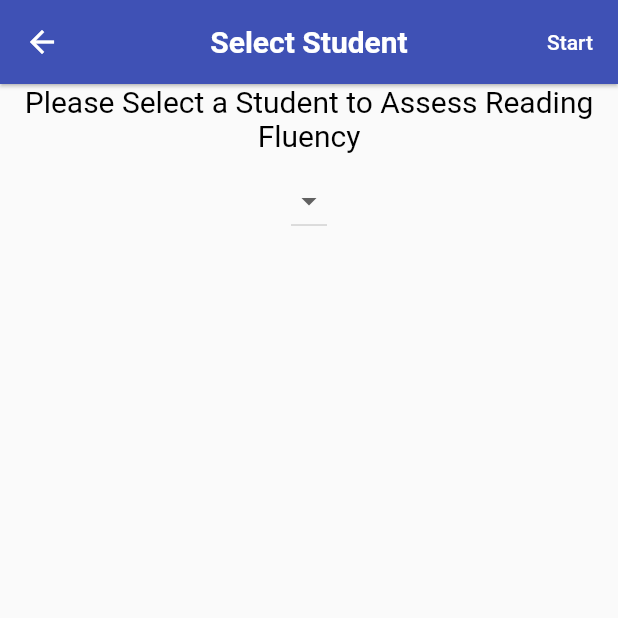
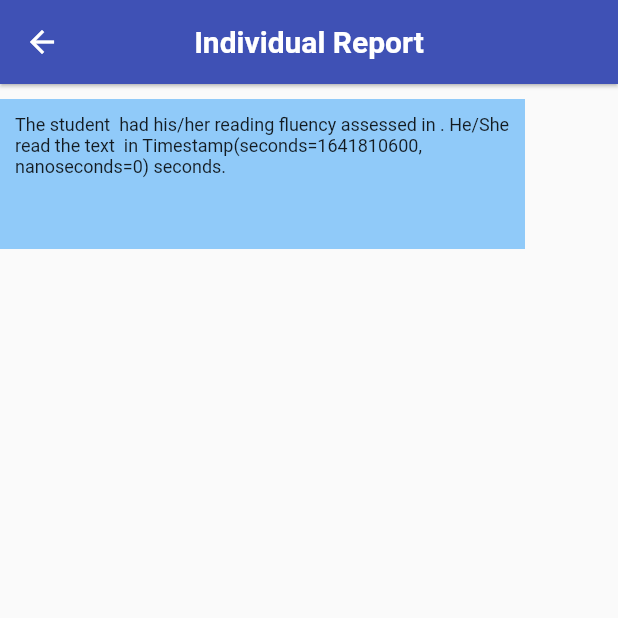
Before and after one commit to itusweng/group21, a Flutter app: the IndividualReportPage screen opened directly with empty values, on a phone screen of 412 x 824 dp, the top half of it. Run offline on Flutter 3.47's test engine with Material 2 defaults, Android fonts, the phone set to English and light mode, and no system bars; our stand-ins replace avatar_glow, charts_flutter, cloud_firestore, date_format, firebase_auth, firebase_core and 4 more; missing offline and left inert: dart:ffi, word_selectable_text; accounts and stored records are empty.

Commit message:
'individual report page is updated'

```diff
--- a/lepic/lib/app/home/reportPages/individual_report_page.dart
+++ b/lepic/lib/app/home/reportPages/individual_report_page.dart
@@ -8,14 +8,15 @@ import 'package:flutter/material.dart';
 
 class IndividualReportPage extends StatefulWidget {
 
-  const IndividualReportPage({Key? key, this.assessId,this.classId }) : super(key: key);
-  final String? classId;
-  final String? assessId;
-  static Future<void> show(BuildContext context, String assessId, String classId) async {
+  const IndividualReportPage({Key? key, required this.resultId, required this.studentId }) : super(key: key);
+  final String resultId;
+  final String studentId;
+
+  static Future<void> show(BuildContext context, String resultId, String studentId) async {
 
     await Navigator.of(context).push(
       MaterialPageRoute(
-        builder: (context) => IndividualReportPage(assessId: assessId,classId: classId,),
+        builder: (context) => IndividualReportPage(resultId: resultId,studentId:studentId),
         fullscreenDialog: true,
       ),
     );
@@ -27,15 +28,20 @@ class IndividualReportPage extends StatefulWidget {
 }
 
 class _IndividualReportPageState extends State<IndividualReportPage> {
+  String firstName = '';
+  String lastName = '';
+  String fullName = '';
+  String date = '';
+  String totalReadingTime = '';
+  String assessmentName ='';
+  String assessId ='';
 
-  var _studentId ;
-  var setDefaultMake = true;
   @override
   Widget build(BuildContext context) {
     return Scaffold(
       appBar: AppBar(
         title: Text(
-          'Select Student',
+          'Individual Report',
           style: TextStyle(
             color: Colors.white,
             fontWeight: FontWeight.bold,
@@ -43,73 +49,64 @@ class _IndividualReportPageState extends State<IndividualReportPage> {
         ),
         centerTitle: true,
         elevation: 1,
-        actions: <Widget>[
-          TextButton(
-            onPressed: () => AudioPage.show(context, _studentId.toString(), widget.assessId.toString()),
-            //onPressed: () => print( widget.assessId.toString()),
-            child: Text('Start'),
-            style: TextButton.styleFrom(
-              primary: Colors.white,
-            ),
-          ),
-        ],
+      ),
+        body: _buildContents(context),
+    );
+  }
+  Future<void> getStudentName() async{
+    String stuId = widget.studentId;
+    final reference = FirebaseFirestore.instance.doc('students/$stuId');
+    await reference.get().then((snapshot) =>
+    firstName = snapshot.data()!["studentFirstName"].toString()
+    );
+    await reference.get().then((snapshot) =>
+    lastName = snapshot.data()!["studentLastName"].toString()
+    );
+    fullName = firstName + lastName;
+    String resultId = widget.resultId;
 
-      ),
-      body: SingleChildScrollView(
+    final ref2 = FirebaseFirestore.instance.doc('results/$resultId');
+    await ref2.get().then((snapshot) =>
+    date = snapshot.data()!["date"].toString()
+    );
+    await ref2.get().then((snapshot) =>
+    totalReadingTime = snapshot.data()!["totalReadingTime"].toString()
+    );
+    await ref2.get().then((snapshot) =>
+    assessId = snapshot.data()!["assessId"].toString()
+    );
+    final ref3 = FirebaseFirestore.instance.doc('assessments/$assessId');
+    await ref3.get().then((snapshot) =>
+    assessmentName = snapshot.data()!["assessmentName"].toString()
+    );
+  }
 
-        reverse: true,
-        child: Container(
-            child: Column(
-                children: <Widget>[
-                  Text("Please Select a Student to Assess Reading Fluency",
-                    textAlign: TextAlign.center, style: TextStyle(color: Colors.black, fontSize: 20.0,),),
-                  SizedBox(height: 8.0),
-                  StreamBuilder<QuerySnapshot>(
-                    stream: FirebaseFirestore.instance
-                        .collection('students').where('classId', isEqualTo: widget.classId)
-                    //.orderBy('studentId')
-                        .snapshots(),
-                    builder: (BuildContext context,
-                        AsyncSnapshot<QuerySnapshot> snapshot) {
-                      // Safety check to ensure that snapshot contains data
-                      // without this safety check, StreamBuilder dirty state warnings will be thrown
-                      if (!snapshot.hasData) return Container();
-                      // Set this value for default,
-                      // setDefault will change if an item was selected
-                      // First item from the List will be displayed
-                      if (setDefaultMake) {
-                        _studentId = snapshot.data!.docs[0].get('studentId');
-                      }
-                      return DropdownButton(
-                        isExpanded: false,
-                        value: _studentId,
-                        items: snapshot.data!.docs.map((value) {
-                          return DropdownMenuItem(
-                            value: value.get('studentId'),
-                            child: Text('${value.get('studentId')}'),
-                          );
-                        }).toList(),
-                        onChanged: (value) {
-                          debugPrint('selected onchange: $value');
-                          setState(
-                                () {
-                              debugPrint('make selected: $value');
-                              // Selected value will be stored
-                              _studentId = value;
+  Widget _buildContents(BuildContext context) {
 
-                              // Default dropdown value won't be displayed anymore
-                              setDefaultMake = false;
-                            },
-                          );
-                        },
-                      );
-                    },
+    return FutureBuilder(
+          future: getStudentName(),
+          builder: (context,snapshot) {
+            return Column(
+              children: [
+                SizedBox(height: 10,),
+                Container(
+                  height: 100,
+                  width: 350,
+                  padding: EdgeInsets.all(10),
+                  color: Colors.blue[200],
+                  child: Text(
+                      'The student $fullName had his/her reading fluency assessed in $date. He/She read the text $assessmentName in $totalReadingTime seconds.',
+                      style: TextStyle(fontSize: 12)
                   ),
-                ])
-        ),
+                ),
+                SizedBox(height: 10,),
+              ],
+            );
+          },
 
 
-      ),
-    );
+        );
+
   }
+
 }
--- a/lepic/lib/app/home/studentPages/students_page.dart
+++ b/lepic/lib/app/home/studentPages/students_page.dart
@@ -1,5 +1,5 @@
 import 'package:cloud_firestore/cloud_firestore.dart';
-import 'package:exp/app/home/reportPages/individual_report_page.dart';
+import 'package:exp/app/home/reportPages/assessments_of_student.dart';
 import 'package:firebase_auth/firebase_auth.dart';
 import 'package:flutter/material.dart';
 import 'create_student_page.dart';
@@ -67,8 +67,7 @@ class _StudentPageState extends State<StudentPage> {
               title: Text(data['studentFirstName']+' '+data['studentLastName']),
               subtitle: Text(data['studentClass']),
               isThreeLine: true,
-              onTap: () => IndividualReportPage(),
-
+              onTap: () => StudentAssessmentsPage.show(context,data['studentId'].toString()),
             );
           }).toList(),
         );
```
Also changed, not shown: lepic/lib/app/home/reportPages/assessments_of_student.dart (added, +76 -0 lines).
